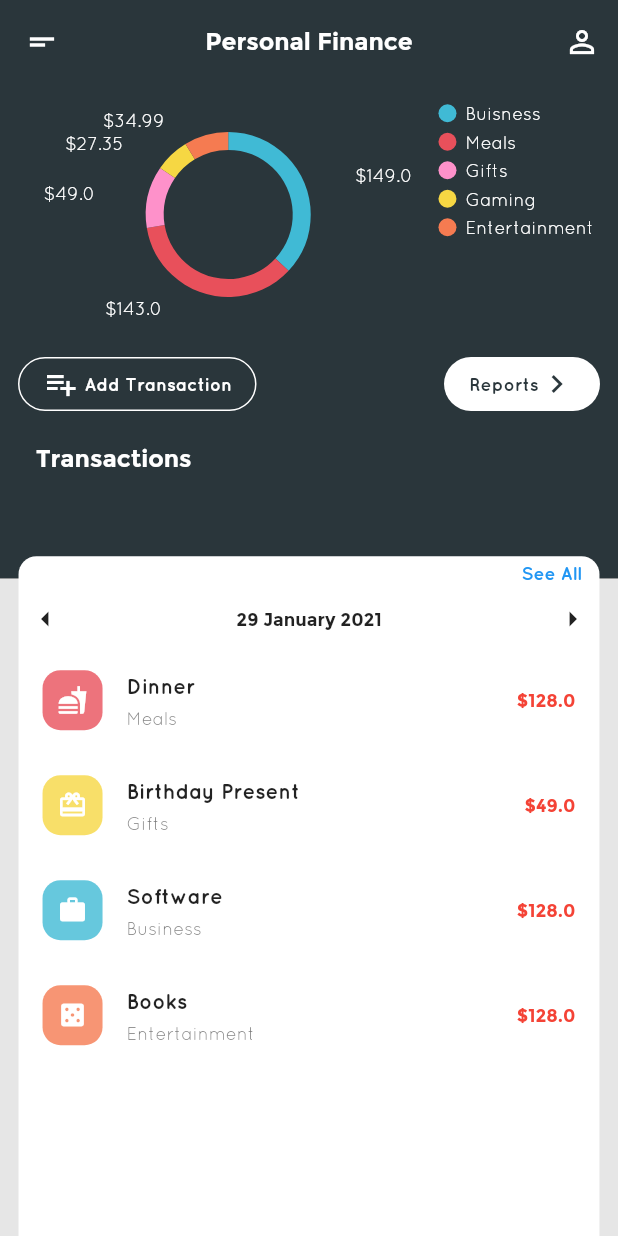
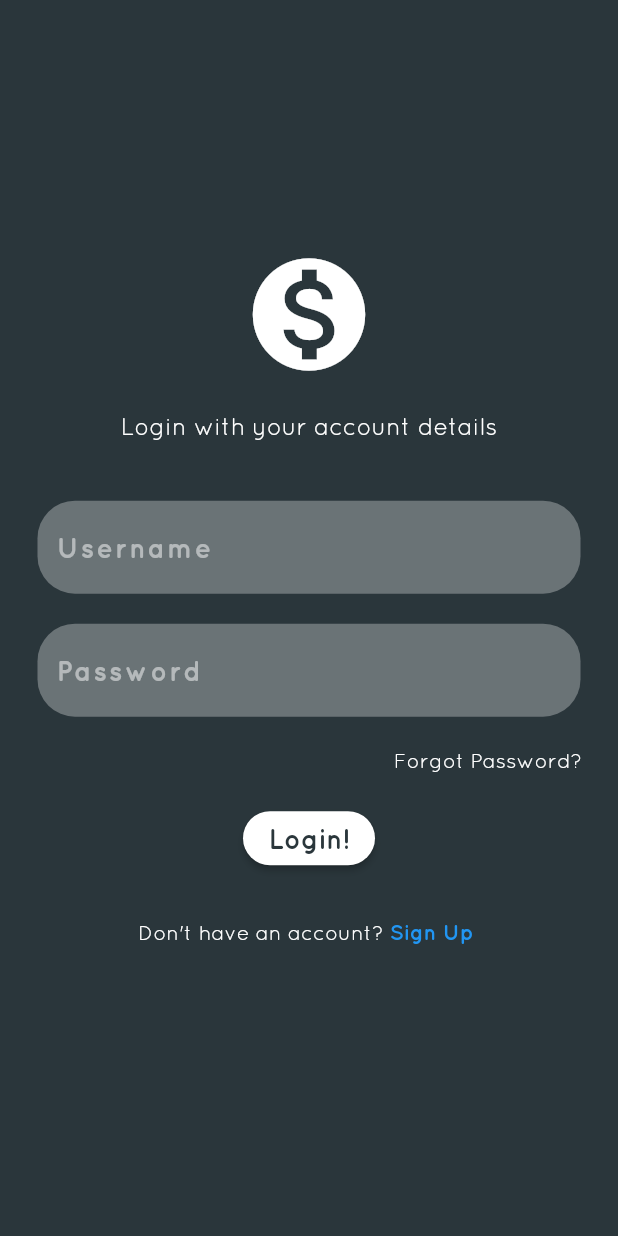
Before and after one commit to Prathaalbasicmsatam67/ExpenseTracker_Flutter, a Flutter app: the screen it shows after launch, on a phone screen of 412 x 824 dp. Run offline on Flutter 3.47's test engine with Material 2 defaults, Android fonts, the phone set to English and light mode, and no system bars; our stand-ins replace charts_flutter.

Commit message:
login and signup screens

```diff
--- a/lib/customs/expense_chart.dart
+++ b/lib/customs/expense_chart.dart
@@ -19,7 +19,7 @@ class ExpenseChart extends StatelessWidget {
         strokeWidthPx: 0,
         arcRendererDecorators: [
           charts.ArcLabelDecorator(labelPadding: 0,
-          showLeaderLines: false,
+          showLeaderLines: true,
           outsideLabelStyleSpec: charts.TextStyleSpec(
             fontSize: 12,
             fontFamily: 'quicksand',
--- a/lib/customs/header.dart
+++ b/lib/customs/header.dart
@@ -23,6 +23,7 @@ class Header extends StatelessWidget {
           Expense('Gifts', 49.00, Color(0xfffe91ca)),
           Expense('Gaming', 27.35, Color(0xfff6d743)),
           Expense('Entertainment', 34.99, Color(0xfff57b51)),
+
         ])
   ];
 
@@ -67,7 +68,43 @@ class Header extends StatelessWidget {
     return Row(
       mainAxisAlignment: MainAxisAlignment.spaceBetween,
       children: [
-        OutlineButton(
+        buildAddTransactionButton(),
+        buildReportButton(primary)
+      ],
+    );
+  }
+
+  FlatButton buildReportButton(Color primary) {
+    return FlatButton(
+        color: Colors.white,
+        onPressed: () {},
+        child: Container(
+          width: 72,
+          child: Row(
+            mainAxisAlignment: MainAxisAlignment.center,
+            children: [
+              Text(
+                'Reports',
+                style: TextStyle(
+                  fontWeight: FontWeight.bold,
+                  fontSize: 12,
+                  color: primary,
+                ),
+              ),
+              Icon(
+                Icons.navigate_next,
+                color: primary,
+              )
+            ],
+          ),
+        ),
+        shape:
+            RoundedRectangleBorder(borderRadius: BorderRadius.circular(24)),
+      );
+  }
+
+  OutlineButton buildAddTransactionButton() {
+    return OutlineButton(
         onPressed: addTransaction,
         borderSide: const BorderSide(width: 1, color: Colors.white),
         shape:
@@ -95,34 +132,6 @@ class Header extends StatelessWidget {
             ],
           ),
         ),
-        ),
-        FlatButton(
-          color: Colors.white,
-          onPressed: () {},
-          child: Container(
-            width: 72,
-            child: Row(
-              mainAxisAlignment: MainAxisAlignment.center,
-              children: [
-                Text(
-                  'Reports',
-                  style: TextStyle(
-                    fontWeight: FontWeight.bold,
-                    fontSize: 12,
-                    color: primary,
-                  ),
-                ),
-                Icon(
-                  Icons.navigate_next,
-                  color: primary,
-                )
-              ],
-            ),
-          ),
-          shape:
-              RoundedRectangleBorder(borderRadius: BorderRadius.circular(24)),
-        )
-      ],
       );
   }
 
--- a/lib/main.dart
+++ b/lib/main.dart
@@ -1,5 +1,7 @@
 import 'package:flutter/material.dart';
 import 'package:flutter_app_expensetracker/pages/HomePage.dart';
+import 'package:flutter_app_expensetracker/pages/LoginScreen.dart';
+import 'package:flutter_app_expensetracker/pages/WelcomePage.dart';
 import 'package:provider/provider.dart';
 import './providers/transaction.dart';
 
@@ -32,7 +34,8 @@ class MyApp extends StatelessWidget {
       child: MaterialApp(
         title: 'Personal Finance',
         debugShowCheckedModeBanner: false,
-        home: HomePage(),
+        // home: HomePage(),
+        home: LoginScreen(),
         theme: ThemeData(
 
           primarySwatch: _2A363B,
--- a/lib/pages/HomePage.dart
+++ b/lib/pages/HomePage.dart
@@ -34,7 +34,10 @@ class _HomePageState extends State<HomePage> {
       body: Stack(
         children: [
           Column(
-            children: [Header(_addTransaction), NewTransaction(_opacity, _done)],
+            children: [
+              Header(_addTransaction),
+              NewTransaction(_opacity, _done),
+            ],
           ),
           TransactionCard(height)
         ],
--- /dev/null
+++ b/lib/pages/LoginScreen.dart
@@ -0,0 +1,185 @@
+import 'package:flutter/material.dart';
+import 'package:flutter_app_expensetracker/pages/HomePage.dart';
+import 'package:flutter_app_expensetracker/pages/SignUpScreen.dart';
+
+class LoginScreen extends StatefulWidget {
+  @override
+  _LoginScreenState createState() => _LoginScreenState();
+}
+
+class _LoginScreenState extends State<LoginScreen> {
+  @override
+  Widget build(BuildContext context) {
+    final primary = Theme.of(context).primaryColor;
+    final height = MediaQuery.of(context).size.height;
+
+    return Scaffold(
+      body: Container(
+        width: double.infinity,
+        decoration: BoxDecoration(
+            gradient: LinearGradient(
+                colors: [primary, primary],
+                begin: Alignment.bottomCenter,
+                end: Alignment.topCenter)),
+        child: Column(
+          crossAxisAlignment: CrossAxisAlignment.start,
+          children: [
+            SizedBox(
+              height: height * .2,
+            ),
+            buildAppLogo(),
+            const SizedBox(
+              height: 20,
+            ),
+            buildLoginLabel(),
+            const SizedBox(
+              height: 40,
+            ),
+            CustomTextField(
+              hint: 'Username',
+              secure: false,
+            ),
+            const SizedBox(
+              height: 20,
+            ),
+            CustomTextField(
+              hint: 'Password',
+              secure: true,
+            ),
+            const SizedBox(
+              height: 20,
+            ),
+            buildForgotPasswordLink(),
+            const SizedBox(
+              height: 20,
+            ),
+            buildLoginButton(primary),
+            const SizedBox(
+              height: 30,
+            ),
+            GestureDetector(
+              onTap: (){
+                Navigator.push(
+                    context, MaterialPageRoute(builder: (ctx) => SignUpUser()));
+              },
+              child: Row(
+                mainAxisAlignment: MainAxisAlignment.center,
+                children: [
+                  Text("Don't have an account? ",style: TextStyle(color: Colors.white, fontSize: 14),),
+                  Text("Sign Up ",style: TextStyle(color: Colors.blue, fontSize: 14, fontWeight: FontWeight.bold),),
+                ],
+              ),
+            )
+          ],
+        ),
+      ),
+    );
+  }
+
+  Center buildAppLogo() {
+    return const Center(
+            child: Icon(Icons.monetization_on_sharp,
+            color: Colors.white,
+              size: 90,
+            ),
+          );
+  }
+
+  Center buildLoginButton(Color primary) {
+    return Center(
+            child: RaisedButton(
+              onPressed: () {
+                Navigator.push(
+                    context, MaterialPageRoute(builder: (ctx) => HomePage()));
+              },
+              color: Colors.white,
+              child: Text(
+                'Login!',
+                style: TextStyle(
+                  color: primary,
+                  fontSize: 18,
+                  fontWeight: FontWeight.bold,
+                ),
+              ),
+              shape: RoundedRectangleBorder(
+                borderRadius: BorderRadius.circular(25),
+              ),
+            ),
+          );
+  }
+
+  Padding buildForgotPasswordLink() {
+    return Padding(
+      padding: const EdgeInsets.only(right: 24.0),
+      child: GestureDetector(
+        onTap: () {},
+        child: Row(
+          mainAxisAlignment: MainAxisAlignment.end,
+          children: [
+            Text(
+              'Forgot Password?',
+              style: TextStyle(color: Colors.white),
+            )
+          ],
+        ),
+      ),
+    );
+  }
+
+  Padding buildLoginLabel() {
+    return Padding(
+      padding: const EdgeInsets.only(left: 16.0, right: 16),
+      child: Center(
+        child: Text(
+          'Login with your account details',
+          textAlign: TextAlign.center,
+          style: TextStyle(
+            fontSize: 16,
+            color: Colors.white,
+            fontFamily: 'quicksand',
+          ),
+        ),
+      ),
+    );
+  }
+}
+
+class CustomTextField extends StatelessWidget {
+  final String hint;
+  final bool secure;
+  const CustomTextField({this.hint, this.secure});
+
+  @override
+  Widget build(BuildContext context) {
+    return Padding(
+      padding: EdgeInsets.only(left: 25, right: 25),
+      child: TextField(
+        obscureText: secure,
+        style: TextStyle(color: Colors.white),
+        decoration: InputDecoration(
+            hintText: hint,
+            hintStyle: TextStyle(
+              color: Colors.white.withOpacity(.5),
+              fontSize: 18,
+              letterSpacing: 1.5,
+              fontWeight: FontWeight.w700,
+            ),
+            filled: true,
+            fillColor: Colors.white.withOpacity(.3),
+            focusColor: Colors.white,
+            border: OutlineInputBorder(
+              borderRadius: BorderRadius.circular(25),
+              borderSide: BorderSide(color: Colors.transparent),
+            ),
+            enabledBorder: OutlineInputBorder(
+              borderRadius: BorderRadius.circular(25),
+              borderSide: BorderSide(color: Colors.transparent),
+            ),
+            disabledBorder: OutlineInputBorder(
+              borderRadius: BorderRadius.circular(25),
+              borderSide: BorderSide(color: Colors.transparent),
+            )),
+      ),
+    );
+  }
+}
```
Also changed, not shown: lib/pages/SignUpScreen.dart (added, +156 -0 lines), lib/pages/WelcomePage.dart (added, +48 -0 lines). Lines whose indentation alone changed are shown as unchanged.
